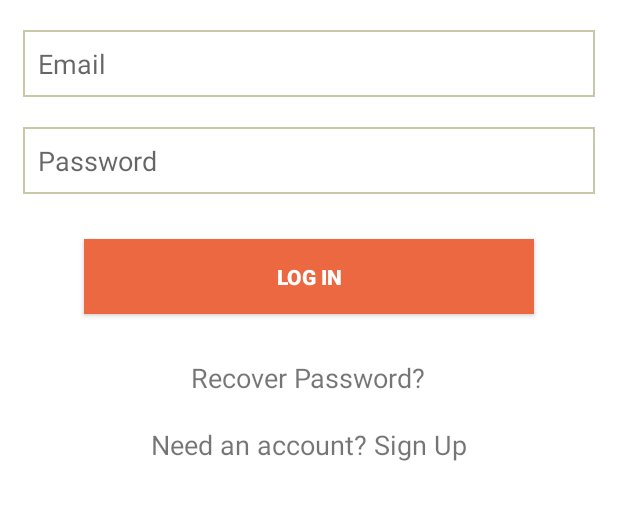
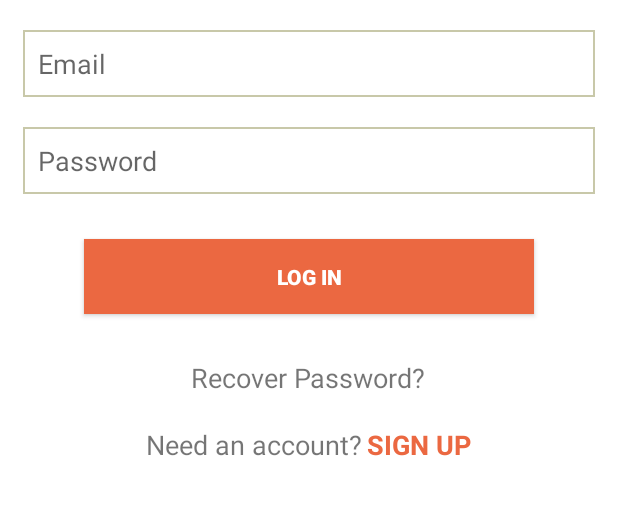
Before and after one commit to afshanaffu26/StockItUp, an Android app: the screen it shows after launch (LoginActivity), on a phone screen of 412 x 824 dp, the part 257-777 px from its top. Run offline under Robolectric (Android 15) with nearby library versions, the phone set to English and light mode, and no system bars.

Commit message:
Added Sign Up Screen

```diff
--- a/app/src/main/AndroidManifest.xml
+++ b/app/src/main/AndroidManifest.xml
@@ -9,7 +9,8 @@
         android:roundIcon="@mipmap/ic_launcher_round"
         android:supportsRtl="true"
         android:theme="@style/AppTheme">
-        <activity android:name=".LoginActivity"></activity>
+        <activity android:name=".SignUpActivity"></activity>
+        <activity android:name=".LoginActivity" />
         <activity android:name=".SplashActivity">
             <intent-filter>
                 <action android:name="android.intent.action.MAIN" />
--- a/app/src/main/java/com/example/stockitup/LoginActivity.java
+++ b/app/src/main/java/com/example/stockitup/LoginActivity.java
@@ -3,9 +3,14 @@ package com.example.stockitup;
 import androidx.appcompat.app.AppCompatActivity;
 import androidx.appcompat.widget.Toolbar;
 
+import android.content.Intent;
 import android.os.Bundle;
+import android.view.View;
+import android.widget.TextView;
 
-public class LoginActivity extends AppCompatActivity {
+public class LoginActivity extends AppCompatActivity implements View.OnClickListener {
+
+    TextView txtSignUp;
 
     @Override
     protected void onCreate(Bundle savedInstanceState) {
@@ -15,5 +20,19 @@ public class LoginActivity extends AppCompatActivity {
         Toolbar toolbar = findViewById(R.id.toolbar);
         setSupportActionBar(toolbar);
         getSupportActionBar().setTitle("StockItUp");
+
+        txtSignUp = findViewById(R.id.txtSignUp);
+        txtSignUp.setOnClickListener(this);
+
+    }
+
+    @Override
+    public void onClick(View view) {
+        switch (view.getId())
+        {
+            case R.id.txtSignUp:
+                startActivity(new Intent(this,SignUpActivity.class));
+                break;
+        }
     }
 }
--- a/app/src/main/res/layout/activity_login.xml
+++ b/app/src/main/res/layout/activity_login.xml
@@ -31,16 +31,6 @@
             android:layout_gravity="center"
             app:srcCompat="@drawable/splash" />
 
-        <!--        <TextView-->
-        <!--            android:id="@+id/textView6"-->
-        <!--            android:layout_width="match_parent"-->
-        <!--            android:layout_height="wrap_content"-->
-        <!--            android:layout_marginLeft="15dp"-->
-        <!--            android:layout_marginTop="20dp"-->
-        <!--            android:text="Email"-->
-        <!--            android:textColor="@color/colorText"-->
-        <!--            android:textSize="18sp" />-->
-
         <EditText
             android:id="@+id/editEmail"
             android:layout_width="match_parent"
@@ -52,16 +42,6 @@
             android:layout_marginRight="15dp"
             android:ems="10"
             android:inputType="textEmailAddress" />
-
-        <!--        <TextView-->
-        <!--            android:id="@+id/textView7"-->
-        <!--            android:layout_width="match_parent"-->
-        <!--            android:layout_height="wrap_content"-->
-        <!--            android:layout_marginLeft="15dp"-->
-        <!--            android:layout_marginTop="20dp"-->
-        <!--            android:text="Password"-->
-        <!--            android:textColor="@color/colorText"-->
-        <!--            android:textSize="18sp" />-->
 
         <EditText
             android:id="@+id/editPassword"
@@ -95,16 +75,28 @@
             android:layout_gravity="center"
             android:clickable="true"
             android:textSize="18sp" />
-
+<LinearLayout
+    android:layout_width="wrap_content"
+    android:layout_height="wrap_content"
+    android:layout_gravity="center"
+    android:orientation="horizontal">
         <TextView
-            android:id="@+id/textView2"
             android:layout_width="wrap_content"
             android:layout_height="wrap_content"
-            android:layout_gravity="center"
             android:layout_marginTop="20dp"
-            android:text="@string/need_an_account_sign_up"
+            android:text="@string/need_an_account"
             android:textSize="18sp"/>
-
+        <TextView
+            android:id="@+id/txtSignUp"
+            android:layout_width="wrap_content"
+            android:layout_height="wrap_content"
+            android:layout_marginTop="20dp"
+            android:layout_marginLeft="3dp"
+            android:textStyle="bold"
+            android:textColor="@color/colorText"
+            android:text="@string/sign_up"
+            android:textSize="18sp"/>
+</LinearLayout>
     </LinearLayout>
 
 </RelativeLayout>
--- a/app/src/main/res/values/colors.xml
+++ b/app/src/main/res/values/colors.xml
@@ -6,7 +6,7 @@
     <color name="colorAccent">@color/colorPink</color>
 
     <color name="colorMain">#eb6841</color>
-    <color name="colorText">#3d1e6d </color>
+    <color name="colorText">@color/colorMain </color>
     <color name="colorButton">@color/colorMain </color>
     <color name="colorBorder">#c8c8a9</color>
 
--- a/app/src/main/res/values/strings.xml
+++ b/app/src/main/res/values/strings.xml
@@ -3,6 +3,11 @@
     <string name="password">Password</string>
     <string name="email">Email</string>
     <string name="recover_password">Recover Password?</string>
-    <string name="need_an_account_sign_up">Need an account? Sign Up</string>
+    <string name="need_an_account">Need an account? </string>
     <string name="log_in">LOG IN</string>
+    <string name="confirm_password">Confirm Password</string>
+    <string name="sign_up">SIGN UP</string>
+    <string name="i_agree_to_the">I agree to the</string>
+    <string name="terms_and_conditions">Terms and Conditions</string>
+    <string name="already_had_an_account">Already had an account?</string>
 </resources>
```
Also changed, not shown: app/src/main/java/com/example/stockitup/SignUpActivity.java (added, +20 -0 lines), app/src/main/res/layout/activity_sign_up.xml (added, +177 -0 lines).
